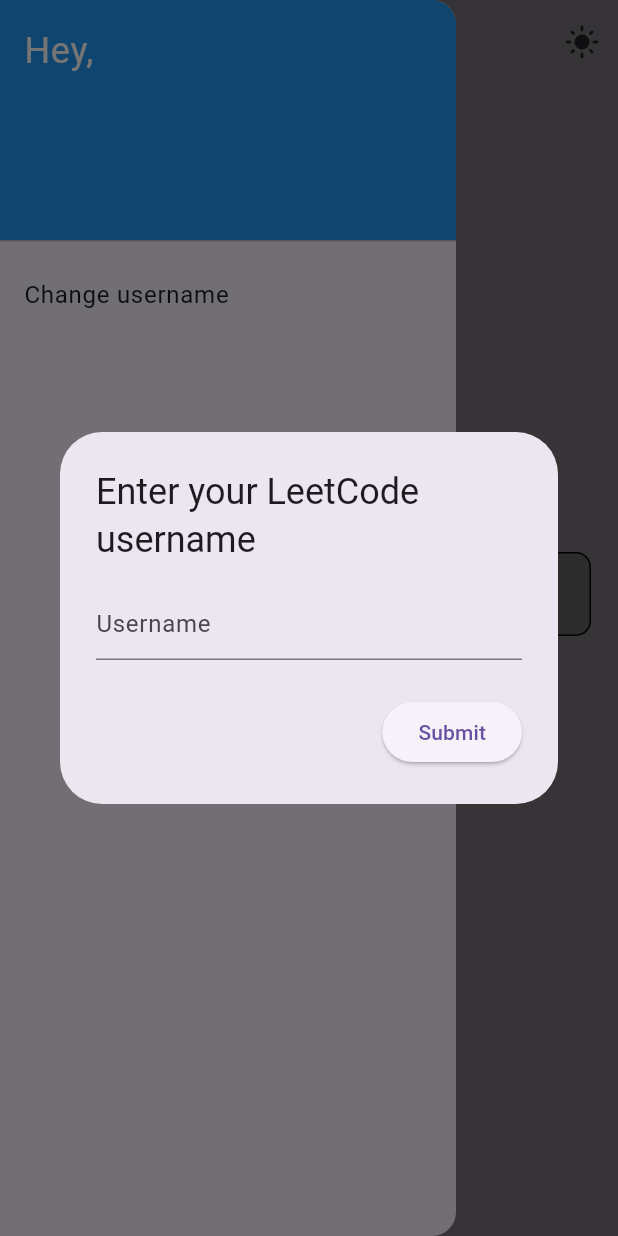
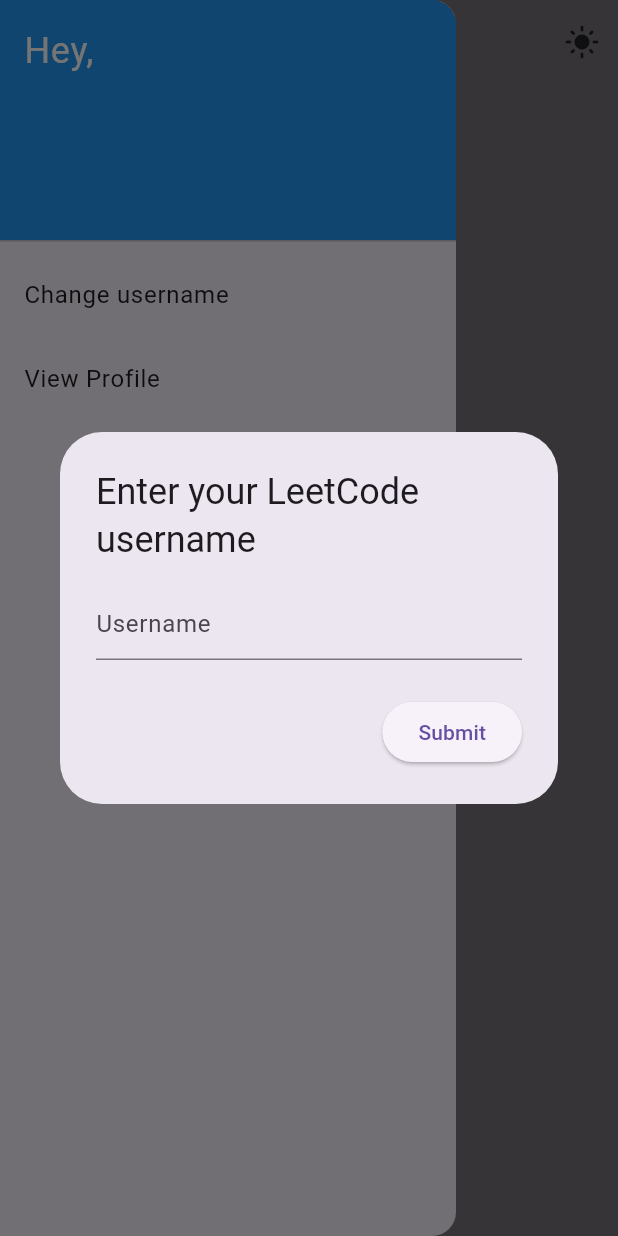
Before and after one commit to sapatevaibhav/leetkode, a Flutter app: the screen it shows after launch, with the side drawer open, on a phone screen of 412 x 824 dp. Run offline on Flutter 3.47's test engine with Material 3 defaults, Android fonts, the phone set to English and light mode, and no system bars; our stand-ins replace adaptive_theme, dashed_circular_progress_bar, percent_indicator, shared_preferences.

Commit message:
moved watching profile to seperate file

```diff
--- a/lib/helper/app_drawer.dart
+++ b/lib/helper/app_drawer.dart
@@ -1,5 +1,7 @@
 import 'package:flutter/material.dart';
 import 'package:leetkode/helper/username_prompt.dart';
+import 'package:leetkode/pages/view_profile.dart';
+
 class AppDrawer extends StatelessWidget {
   final String username;
   final Function(String) onUpdateUsername;
@@ -40,6 +42,17 @@
               }
             },
           ),
+          ListTile(
+            title: const Text(
+              'View Profile',
+            ),
+            onTap: () {
+              Navigator.push(
+                context,
+                MaterialPageRoute(builder: (context) => const ProfilePage()),
+              );
+            },
+          ),
         ],
       ),
     );
--- a/lib/main.dart
+++ b/lib/main.dart
@@ -44,7 +44,6 @@
 }
 
 class HomePageState extends State<HomePage> {
-  final TextEditingController _usernameController = TextEditingController();
   String _username = '';
   Map<String, dynamic>? _userData;
   final FetchUser _fetchUser = FetchUser();
@@ -125,49 +124,10 @@
           ),
         ],
       ),
-      // backgroundColor:
-      //     const Color.fromARGB(255, 0, 0, 0), // Set background color to black
       body: Center(
         child: Column(
           mainAxisAlignment: MainAxisAlignment.center,
           children: <Widget>[
-            Padding(
-              padding: const EdgeInsets.only(
-                left: 18.0,
-                right: 18.0,
-              ),
-              child: TextField(
-                controller: _usernameController,
-                style: const TextStyle(
-                    fontWeight: FontWeight.bold), // Set text color
-                decoration: InputDecoration(
-                  hintText: 'Enter your LeetCode username',
-
-                  labelStyle: const TextStyle(
-                      color: Colors.white), // Set label text color
-                  fillColor: const Color.fromARGB(
-                      81, 125, 124, 124), // Set background color
-                  filled: true,
-                  enabledBorder: OutlineInputBorder(
-                    borderRadius: BorderRadius.circular(10),
-                  ),
-                  focusedBorder: OutlineInputBorder(
-                    borderSide: const BorderSide(
-                        color: Colors.blue), // Set focused border color
-                    borderRadius: BorderRadius.circular(
-                      10,
-                    ),
-                  ),
-                ),
-              ),
-            ),
-            const SizedBox(height: 20),
-            ElevatedButton(
-              onPressed: () {
-                _promptUsername();
-              },
-              child: const Text('Submit'),
-            ),
             const SizedBox(height: 20),
             if (_userData != null)
               Column(
```
Also changed, not shown: lib/pages/view_profile.dart (added, +102 -0 lines).
